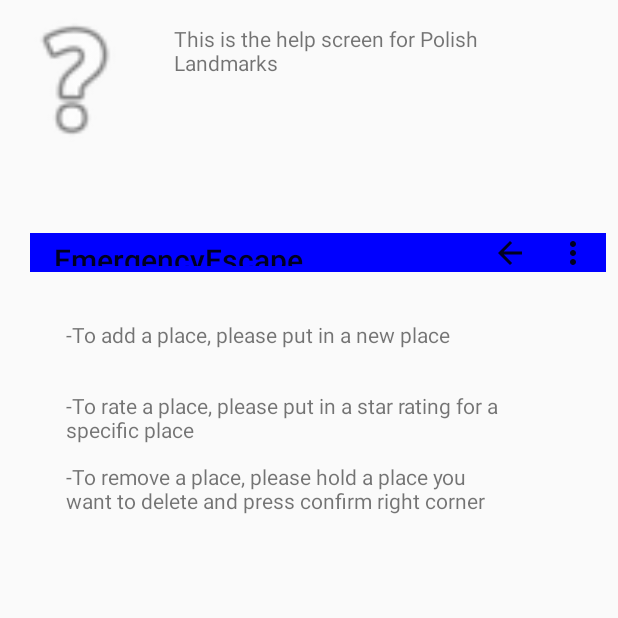
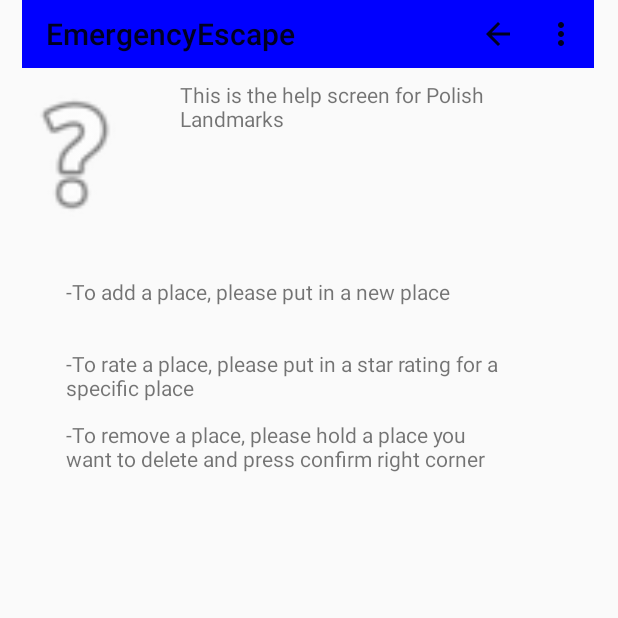
Before and after one commit to kacper97/EmergencyEscaper, an Android app: the Help screen opened directly, with no data from a screen before it, on a phone screen of 412 x 824 dp, the top half of it. Run offline under Robolectric (Android 15) with nearby library versions, the phone set to English and light mode, and no system bars.

```diff
--- a/app/src/main/res/layout/activity_help.xml
+++ b/app/src/main/res/layout/activity_help.xml
@@ -42,20 +42,18 @@
             android:id="@+id/imageView"
             android:layout_width="100dp"
             android:layout_height="100dp"
-            android:layout_marginBottom="52dp"
             app:layout_constrainedHeight="true"
             app:layout_constrainedWidth="true"
-            app:layout_constraintBottom_toTopOf="@+id/toolbarHelp"
             app:srcCompat="@android:drawable/ic_menu_help"
-            tools:layout_editor_absoluteX="1dp"
-            tools:ignore="MissingConstraints" />
+            tools:layout_editor_absoluteX="2dp"
+            tools:ignore="MissingConstraints" android:layout_marginTop="8dp"
+            app:layout_constraintTop_toBottomOf="@+id/toolbarHelp"/>
 
     <androidx.appcompat.widget.Toolbar
             android:id="@+id/toolbarHelp"
-            android:layout_width="384dp"
-            android:layout_height="26dp"
+            android:layout_width="381dp"
+            android:layout_height="45dp"
             android:layout_marginStart="8dp"
-            android:layout_marginTop="64dp"
             android:layout_marginEnd="8dp"
             android:background="?attr/colorPrimary"
             android:minHeight="?attr/actionBarSize"
@@ -63,28 +61,26 @@
             app:layout_constrainedHeight="true"
             app:layout_constrainedWidth="true"
             app:layout_constraintEnd_toEndOf="parent"
-            app:layout_constraintHorizontal_bias="1.0"
+            app:layout_constraintHorizontal_bias="0.461"
             app:layout_constraintStart_toStartOf="parent"
-            app:layout_constraintTop_toBottomOf="@+id/textView" />
+            tools:layout_editor_absoluteY="0dp"/>
 
     <TextView
             android:id="@+id/textView"
             android:layout_width="259dp"
             android:layout_height="75dp"
-            android:layout_marginStart="16dp"
-            android:layout_marginTop="16dp"
             android:text="@string/appHelp"
             app:layout_constrainedHeight="true"
             app:layout_constrainedWidth="true"
             app:layout_constraintStart_toEndOf="@+id/imageView"
-            app:layout_constraintTop_toTopOf="parent" />
+            android:layout_marginStart="20dp" android:layout_marginTop="8dp"
+            app:layout_constraintTop_toBottomOf="@+id/toolbarHelp"/>
 
     <TextView
             android:id="@+id/textView2"
             android:layout_width="299dp"
-            android:layout_height="43dp"
+            android:layout_height="44dp"
             android:layout_marginStart="44dp"
-            android:layout_marginTop="32dp"
             android:layout_marginEnd="8dp"
             android:text="@string/appHelpExtraAdd"
             app:layout_constrainedHeight="true"
@@ -92,5 +88,5 @@
             app:layout_constraintEnd_toEndOf="parent"
             app:layout_constraintHorizontal_bias="0.0"
             app:layout_constraintStart_toStartOf="parent"
-            app:layout_constraintTop_toBottomOf="@+id/toolbarHelp" />
+            android:layout_marginTop="56dp" app:layout_constraintTop_toBottomOf="@+id/textView"/>
 </androidx.constraintlayout.widget.ConstraintLayout>
```
Also changed, not shown: 1 other file.
